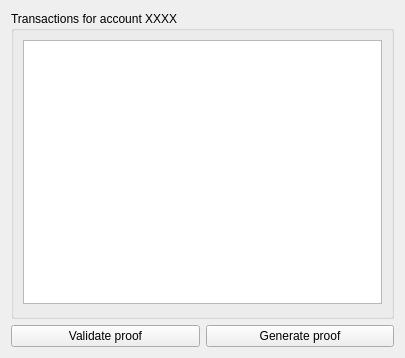
Before: the Qt Designer form windows/transactions.ui in mwcproject/mwc-qt-wallet, drawn with Qt 5.
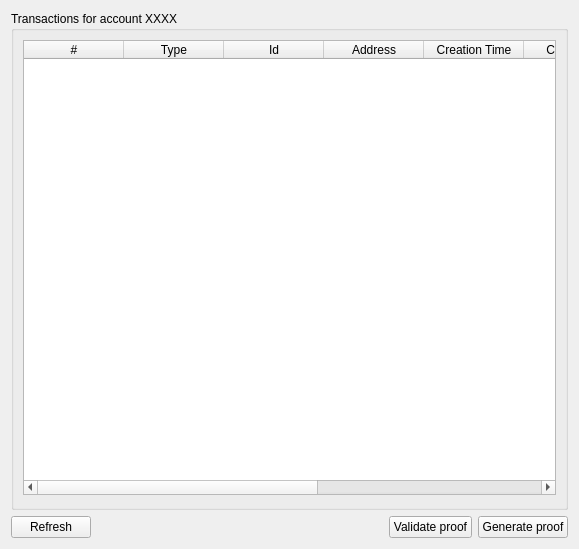
After: the same form once the commit is applied.

The edit to the form file:
```diff
--- a/windows/transactions.ui
+++ b/windows/transactions.ui
@@ -6,8 +6,8 @@
    <rect>
     <x>0</x>
     <y>0</y>
-    <width>405</width>
-    <height>358</height>
+    <width>579</width>
+    <height>549</height>
    </rect>
   </property>
   <property name="windowTitle">
@@ -27,7 +27,53 @@
        <number>12</number>
       </property>
       <item>
-       <widget class="QListWidget" name="outputsList"/>
+       <widget class="QTableWidget" name="transactionTable">
+        <column>
+         <property name="text">
+          <string>#</string>
+         </property>
+        </column>
+        <column>
+         <property name="text">
+          <string>Type</string>
+         </property>
+        </column>
+        <column>
+         <property name="text">
+          <string>Id</string>
+         </property>
+        </column>
+        <column>
+         <property name="text">
+          <string>Address</string>
+         </property>
+        </column>
+        <column>
+         <property name="text">
+          <string>Creation Time</string>
+         </property>
+        </column>
+        <column>
+         <property name="text">
+          <string>Confirmed</string>
+         </property>
+        </column>
+        <column>
+         <property name="text">
+          <string>Confirmation time</string>
+         </property>
+        </column>
+        <column>
+         <property name="text">
+          <string>MWC</string>
+         </property>
+        </column>
+        <column>
+         <property name="text">
+          <string>Proof</string>
+         </property>
+        </column>
+       </widget>
       </item>
      </layout>
     </widget>
@@ -35,7 +81,27 @@
    <item>
     <layout class="QHBoxLayout" name="horizontalLayout">
      <item>
-      <widget class="QPushButton" name="pushButton">
+      <widget class="QPushButton" name="refreshButton">
+       <property name="text">
+        <string>Refresh</string>
+       </property>
+      </widget>
+     </item>
+     <item>
+      <spacer name="horizontalSpacer">
+       <property name="orientation">
+        <enum>Qt::Horizontal</enum>
+       </property>
+       <property name="sizeHint" stdset="0">
+        <size>
+         <width>40</width>
+         <height>20</height>
+        </size>
+       </property>
+      </spacer>
+     </item>
+     <item>
+      <widget class="QPushButton" name="validateProofButton">
        <property name="text">
         <string>Validate proof</string>
        </property>
```
Left out of the diff: 4 changed lines with no effect on the pictures.
